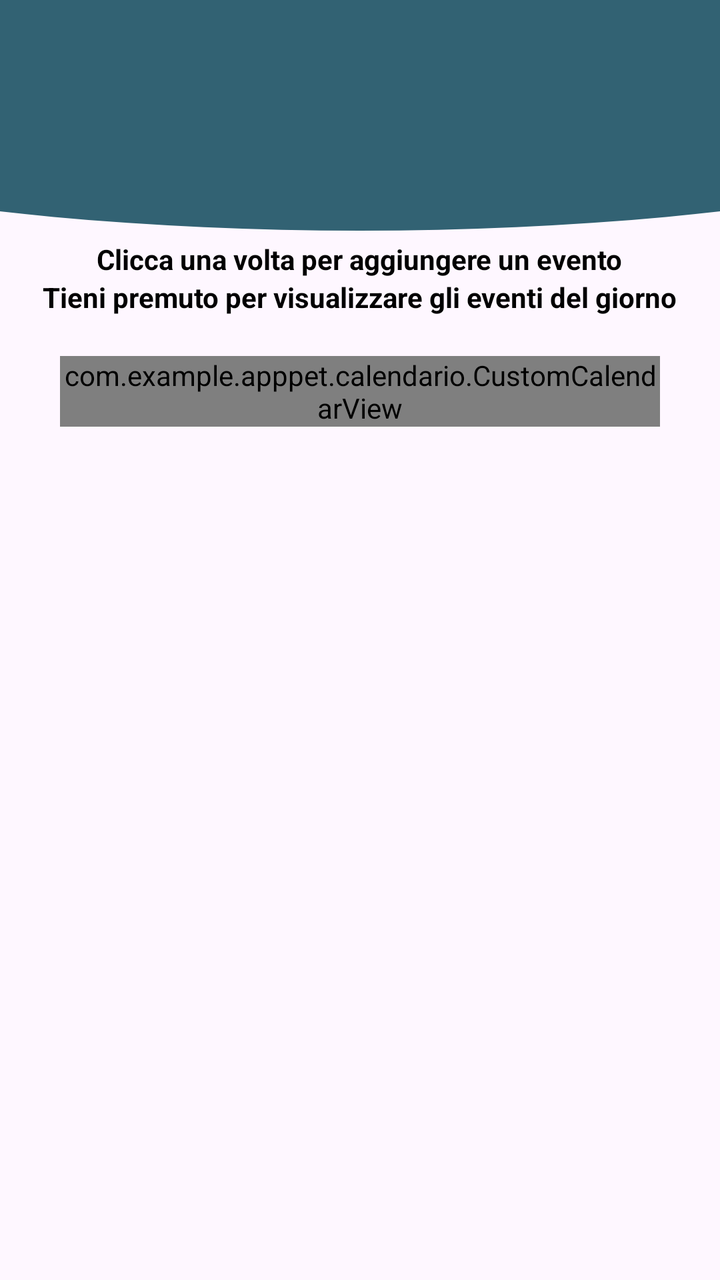
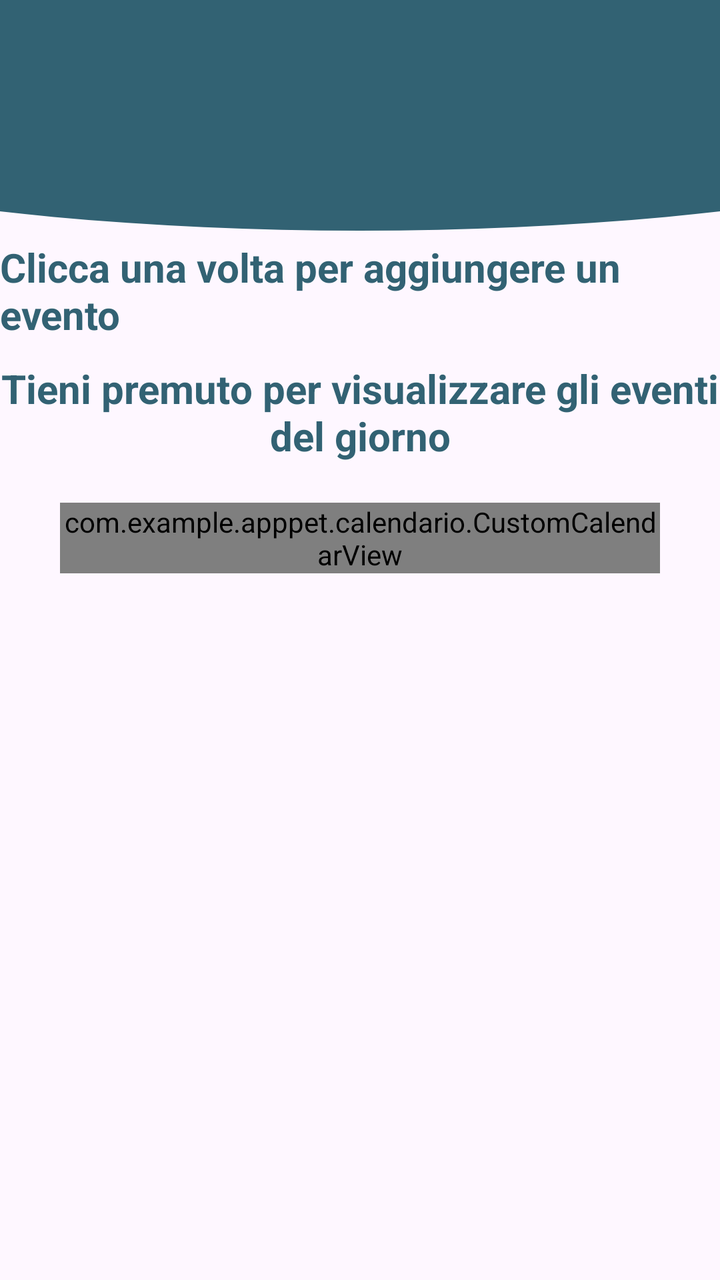

Screens rendered from an Android XML layout before and after an edit, with the pre-edit source and the edit as a unified diff.
<!-- AndroidManifest.xml: application theme Theme.AppPet -->
<!-- res/layout/activity_calendario.xml -->
<?xml version="1.0" encoding="utf-8"?>
<RelativeLayout xmlns:android="http://schemas.android.com/apk/res/android"
    xmlns:app="http://schemas.android.com/apk/res-auto"
    xmlns:tools="http://schemas.android.com/tools"
    android:id="@+id/main"
    android:layout_width="match_parent"
    android:layout_height="match_parent"
    tools:context=".Activities.HomeActivity"
    android:orientation="vertical">

    <FrameLayout
        android:id="@+id/header_home"
        android:layout_width="match_parent"
        android:layout_height="120dp"
        android:layout_gravity="top">

        <ImageView
            android:id="@+id/Pippo"
            android:layout_width="800dp"
            android:layout_height="180dp"
            android:layout_gravity="center"
            android:layout_marginTop="-35dp"
            android:src="@drawable/cricle_1" />

    </FrameLayout>

    <TextView
    android:id="@+id/legenda1"
    android:layout_below="@+id/header_home"
    android:layout_width="wrap_content"
    android:layout_height="wrap_content"
    android:text="Clicca una volta per aggiungere un evento"
    android:layout_centerHorizontal="true"
    android:textColor="@color/black"
    android:textStyle="bold"/>

    <TextView
        android:id="@+id/legenda2"
        android:layout_below="@+id/legenda1"
        android:layout_width="wrap_content"
        android:layout_height="wrap_content"
        android:text="Tieni premuto per visualizzare gli eventi del giorno"
        android:layout_centerHorizontal="true"
        android:textColor="@color/black"
        android:textStyle="bold"/>

    <LinearLayout
        android:id="@+id/lista_animali_home"
        android:layout_below="@id/legenda2"
        android:layout_width="300dp"
        android:layout_height="wrap_content"
        android:layout_centerInParent="true"
        android:orientation="vertical">

        <com.example.apppet.calendario.CustomCalendarView
            android:layout_marginTop="20dp"
            android:id="@+id/custom_calendar_view"
            android:layout_width="match_parent"
            android:layout_height="wrap_content" />

    </LinearLayout>


</RelativeLayout>
<!-- resources referenced by this layout -->
<resources>
  <color name="black">#FF000000</color>
  <!-- drawable cricle_1 (drawable) -->
  <?xml version="1.0" encoding="utf-8"?>
  <shape xmlns:android="http://schemas.android.com/apk/res/android"
      android:shape="oval">
  
      <solid
          android:color="@color/Blu_base"/>
  
  </shape>
  <style name="Theme.AppPet" parent="Base.Theme.AppPet" />
  <color name="Blu_base">#326273</color>
  <style name="Base.Theme.AppPet" parent="Theme.Material3.DayNight.NoActionBar">
          
          
      </style>
</resources>

<!-- the commit's change to res/layout/activity_calendario.xml (unified diff, before → after) -->
@@ -25,14 +25,16 @@
     </FrameLayout>
 
     <TextView
-    android:id="@+id/legenda1"
-    android:layout_below="@+id/header_home"
-    android:layout_width="wrap_content"
-    android:layout_height="wrap_content"
-    android:text="Clicca una volta per aggiungere un evento"
-    android:layout_centerHorizontal="true"
-    android:textColor="@color/black"
-    android:textStyle="bold"/>
+        android:id="@+id/legenda1"
+        android:layout_below="@+id/header_home"
+        android:layout_width="wrap_content"
+        android:layout_height="wrap_content"
+        android:text="Clicca una volta per aggiungere un evento"
+        android:layout_centerHorizontal="true"
+        android:textColor="@color/Blu_base"
+        android:textStyle="bold"
+        android:textSize="20sp"
+        android:layout_marginBottom="10dp"/>
 
     <TextView
         android:id="@+id/legenda2"
@@ -41,8 +43,10 @@
         android:layout_height="wrap_content"
         android:text="Tieni premuto per visualizzare gli eventi del giorno"
         android:layout_centerHorizontal="true"
-        android:textColor="@color/black"
-        android:textStyle="bold"/>
+        android:textColor="@color/Blu_base"
+        android:textStyle="bold"
+        android:textSize="20sp"
+        android:gravity="center"/>
 
     <LinearLayout
         android:id="@+id/lista_animali_home"
<!-- resource entries referenced after the edit -->
@@ -1,6 +1,5 @@
 <!-- resources referenced by this layout -->
 <resources>
-  <color name="black">#FF000000</color>
   <!-- drawable cricle_1 (drawable) -->
   <?xml version="1.0" encoding="utf-8"?>
   <shape xmlns:android="http://schemas.android.com/apk/res/android"
